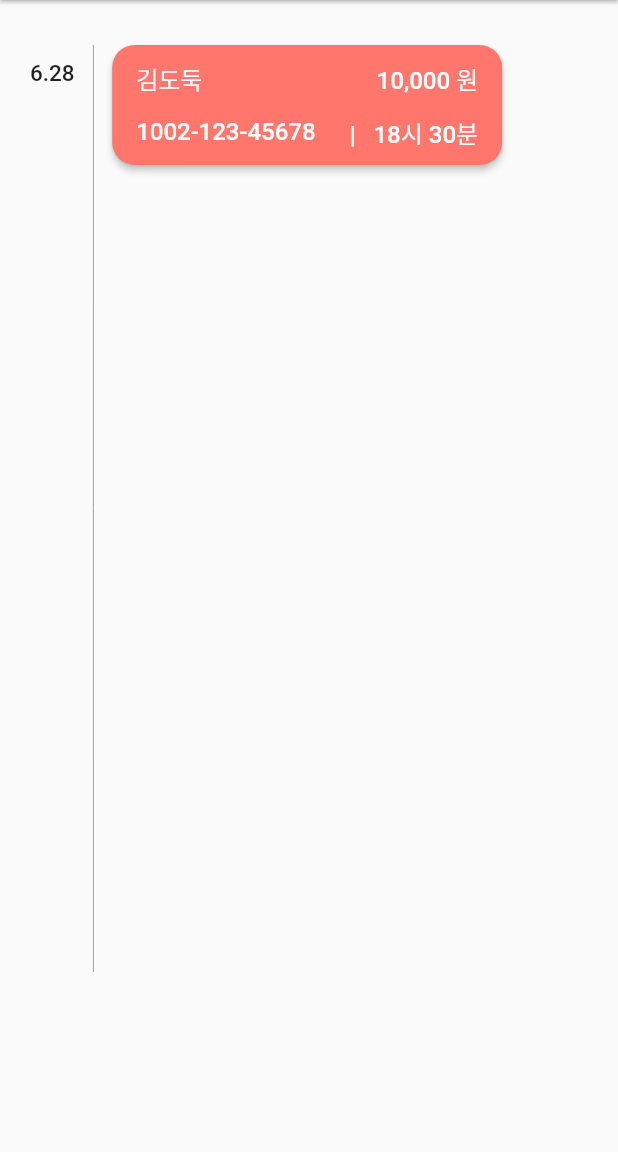
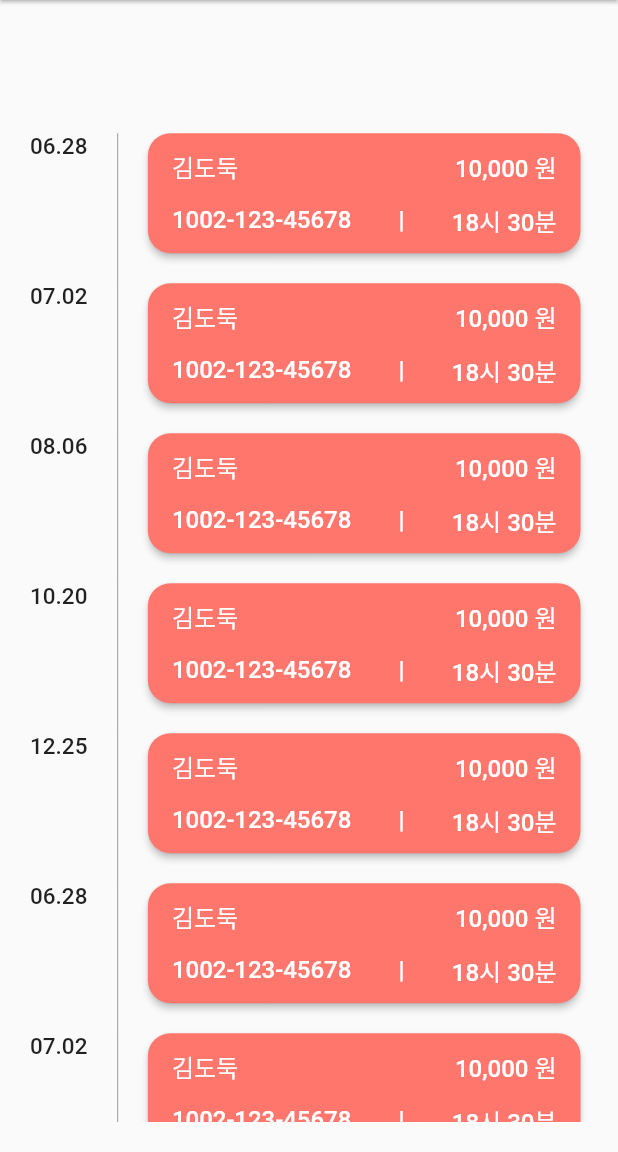
Before and after one commit to Error-Remittance/frontend, a Flutter app: the ReportListPage screen opened directly, on a phone screen of 412 x 824 dp, the part 84-1236 px from its top. Run offline on Flutter 3.47's test engine with Material 2 defaults, Android fonts, the phone set to English and light mode, and no system bars; our stand-ins replace flutter_screenutil, page_transition.

Commit message:
docs: pattern modal & mainView refactoring

```diff
--- a/lib/mainView/reportList.dart
+++ b/lib/mainView/reportList.dart
@@ -5,6 +5,8 @@ import 'package:flutter_screenutil/flutter_screenutil.dart';
 import 'package:page_transition/page_transition.dart';
 
 class ReportListPage extends StatefulWidget {
+  const ReportListPage({Key? key}) : super(key: key);
+
   @override
   _ReportListState createState() => _ReportListState();
 }
@@ -14,6 +16,10 @@ class _ReportListState extends State<ReportListPage> {
   void initState() {
     // _returnRequests();
   }
+
+  // account date variable -- dummy data
+  var month = [6, 7, 8, 10, 12];
+  var day = [28, 2, 6, 20, 25];
 
   @override
   Widget build(BuildContext context) {
@@ -28,22 +34,20 @@ class _ReportListState extends State<ReportListPage> {
                 context,
                 PageTransition(
                   type: PageTransitionType.leftToRightWithFade,
-                  child: AccountListPage(
-                      // userId: widget.userId,
-                      // password: widget.password,
-                      // name: widget.name,
+                  child: const AccountListPage(
+
                     ),
                   ),
                 );
             },
-            icon: Icon(
+            icon: const Icon(
               Icons.chevron_left,
               color: Colors.black87,
             ),
           ),
           automaticallyImplyLeading: false,
           centerTitle: true,
-          title: Text(
+          title: const Text(
             '신고건 목록',
             style: TextStyle(
               color: Colors.black87,
@@ -56,10 +60,8 @@ class _ReportListState extends State<ReportListPage> {
             Navigator.push(
               context,
               MaterialPageRouteWithoutAnimation(
-                builder: (context) => AccountListPage(
-                  // userId: widget.userId,
-                  // password: widget.password,
-                  // name: widget.name,
+                builder: (context) => const AccountListPage(
+
                 ),
               ),
             );
@@ -67,72 +69,64 @@ class _ReportListState extends State<ReportListPage> {
           },
           child: Column(
           children: <Widget>[
-            SizedBox(
-              height: 30, //ScreenUtil().setHeight(30)
-            ),
+            const Spacer(),
             Container(
-              child: Expanded(
-                child: ListView.builder(
-                  scrollDirection: Axis.vertical,
+              margin: const EdgeInsets.only(bottom: 20),
+              height: MediaQuery.of(context).size.height * 0.8,
+              child: SingleChildScrollView(
+                physics: const ScrollPhysics(),
+                child: Column(
+                  children: [
+                    ListView.builder(
+                      physics: const NeverScrollableScrollPhysics(),
                       shrinkWrap: true,
-                  itemCount: 1,
+                      itemCount: 15,
                       itemBuilder: (BuildContext context, int index) {
-                    return Row(
+                        return SizedBox(
+                          width: MediaQuery.of(context).size.width*0.8,
+                          height: 100,
+                          child: Row(
                             crossAxisAlignment: CrossAxisAlignment.start,
                             children: [
-                        SizedBox(
-                          width: 20,
-                        ),
-                        Column(
-                          children: [
-                            SizedBox(
-                              height: 10,
-                            ),
-                            Text(
-                              '6.28',
-                              style: TextStyle(
+                              Container(
+                                margin: const EdgeInsets.only(left: 20),
+                                child: Text(
+                                  month[index % 5].toString().padLeft(2, '0')+'.'+
+                                  day[index % 5].toString().padLeft(2, '0'),
+                                  style: const TextStyle(
                                       fontSize: 15,
                                       fontWeight: FontWeight.w500),
                                 ),
-                          ],
                               ),
-                        SizedBox(
-                          width: 10,
-                        ),
+                              const Spacer(),
                               Container(
-                          height: MediaQuery.of(context).size.height*0.75,
-                          child: VerticalDivider(
-                            color: Colors.grey,
-                            width: 5,
+                                margin: const EdgeInsets.only(left: 2, right: 2),
+                                height: 100,
+                                child: const VerticalDivider(
+                                  color: Colors.black38,
                                 ),
                               ),
-                        SizedBox(
-                          width: 10,
-                        ),
-                        Center(
-                          child: Container(
-                            width: 260,
+                              const Spacer(),
+                              Container(
+                                margin: const EdgeInsets.only(right: 25),
+                                width: MediaQuery.of(context).size.width * 0.7,
                                 height: 80,
                                 child: ElevatedButton(
                                   style: ElevatedButton.styleFrom(
                                     shape: RoundedRectangleBorder(
                                       borderRadius: BorderRadius.circular(15),
                                     ),
-                                fixedSize: Size(
-                                    260,
-                                    80
-                                ),
-                                primary: Color(0xFFFF766D),
+                                    primary: const Color(0xFFFF766D),
                                   ),
                                   onPressed: () {},
                                   child: Container(
-                                padding: EdgeInsets.fromLTRB(0,10,0,10),
+                                    padding: const EdgeInsets.fromLTRB(0,10,0,10),
                                     child: Column(
                                       mainAxisAlignment:
                                       MainAxisAlignment.spaceBetween,
                                       children: [
                                         Row(
-                                      children: [
+                                          children: const [
                                             Text(
                                               "김도둑",
                                               style: TextStyle(
@@ -149,7 +143,7 @@ class _ReportListState extends State<ReportListPage> {
                                           ],
                                         ),
                                         Row(
-                                      children: [
+                                          children: const [
                                             Text(
                                               "1002-123-45678",
                                               style: TextStyle(
@@ -158,7 +152,14 @@ class _ReportListState extends State<ReportListPage> {
                                             ),
                                             Spacer(),
                                             Text(
-                                          '|   18시 30분',
+                                              '|',
+                                              style: TextStyle(
+                                                  fontSize: 16
+                                              ),
+                                            ),
+                                            Spacer(),
+                                            Text(
+                                              '18시 30분',
                                               style: TextStyle(
                                                 fontSize: 16,
                                               ),
@@ -170,10 +171,12 @@ class _ReportListState extends State<ReportListPage> {
                                   ),
                                 ),
                               ),
+                            ],
+                          ),
+                        );
+                      },
                     ),
                   ],
-                    );
-                  },
                 ),
               ),
             ),
--- a/lib/register/checkPattern.dart
+++ b/lib/register/checkPattern.dart
@@ -5,6 +5,8 @@ import 'package:frontend/register/utils.dart';
 
 class CheckPattern extends StatelessWidget {
   final scaffoldKey = GlobalKey<ScaffoldState>();
+
+  CheckPattern({Key? key}) : super(key: key);
 
   @override
   Widget build(BuildContext context) {
```
Also changed, not shown: lib/mainView/accountList.dart (+16 -8 lines), lib/mainView/sentReturnRequestList.dart (+52 -56 lines), lib/register/setPattern.dart (+60 -19 lines). Lines whose indentation alone changed are shown as unchanged.
